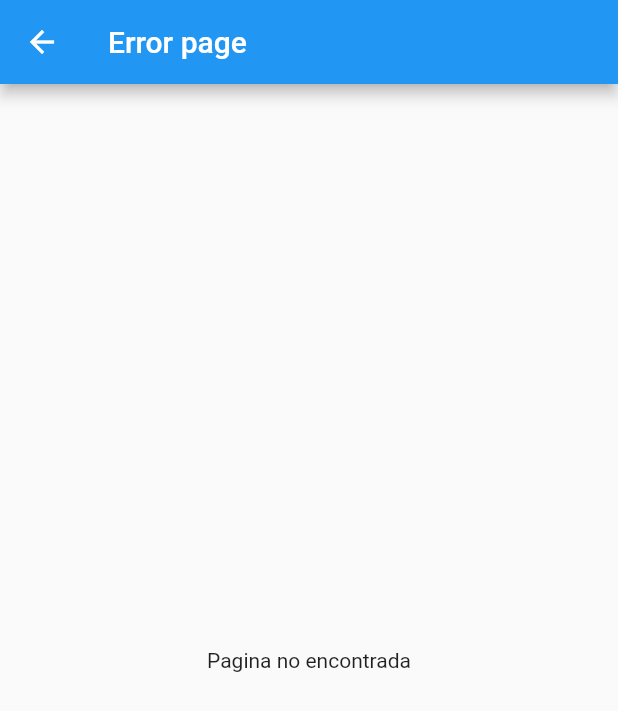
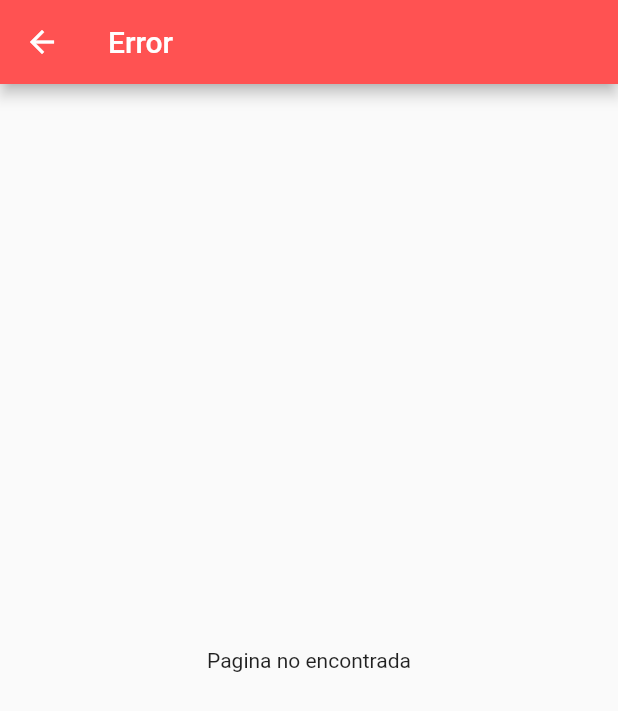
Before and after one commit to jdgn94/fluter-componet-navigation-example, a Flutter app: the ErrorPage screen opened directly, on a phone screen of 412 x 824 dp. Shown: the top 711 px of the screen. Run offline on Flutter 3.47's test engine with Material 2 defaults, Android fonts, the phone set to English and light mode, and no system bars.

Commit message:
se arrego la ruta por defecto cuando no se encuentra

```diff
--- a/lib/main.dart
+++ b/lib/main.dart
@@ -16,8 +16,9 @@ class MyApp extends StatelessWidget {
       routes: getApplicationRoutes(),
       onGenerateRoute: (RouteSettings settings) {
         print('Se llamo a la ruta ${settings.name}');
-        final route = MaterialPageRoute(builder: (context) => ErrorPage());
-        Navigator.push(context, route);
+        return MaterialPageRoute(builder: (context) => ErrorPage());
+        // Navigator.push(context, route);
+        // return MaterialPageRoute()
       },
     );
   }
--- a/lib/src/pages/error_page.dart
+++ b/lib/src/pages/error_page.dart
@@ -5,7 +5,8 @@ class ErrorPage extends StatelessWidget {
   Widget build(BuildContext context) {
     return Scaffold(
       appBar: AppBar(
-        title: Text("Error page"),
+        title: Text("Error"),
+        backgroundColor: Colors.redAccent,
       ),
       body: Center(
         child: Text("Pagina no encontrada"),
```
